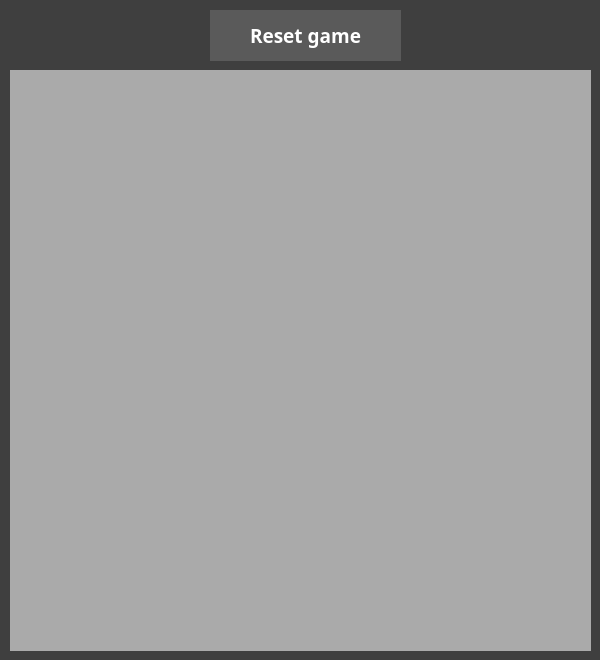
Before: the Qt Designer form Minesweeper/Minesweeper.ui in Brian0255/Minesweeper, drawn with Qt 5.
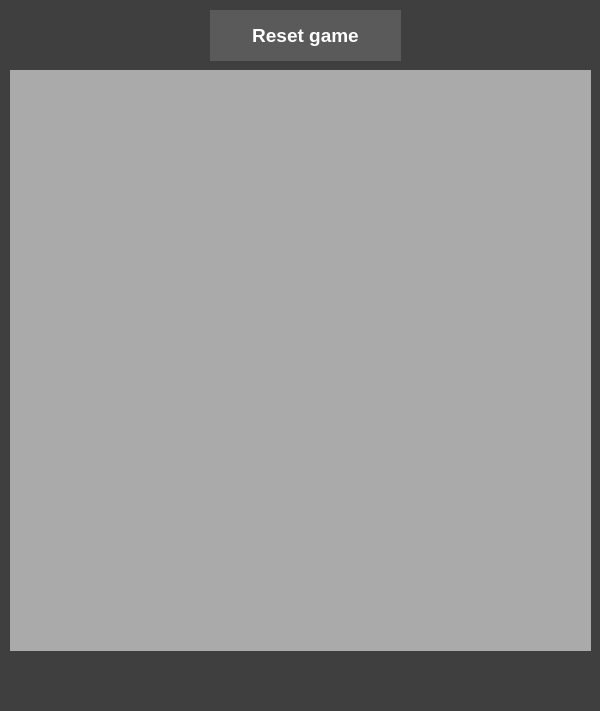
After: the same form once the commit is applied.

What changed in the file:
```diff
--- a/Minesweeper/Minesweeper.ui
+++ b/Minesweeper/Minesweeper.ui
@@ -7,7 +7,7 @@
     <x>0</x>
     <y>0</y>
     <width>600</width>
-    <height>660</height>
+    <height>711</height>
    </rect>
   </property>
   <property name="windowTitle">
@@ -75,7 +75,6 @@
     </property>
     <property name="font">
      <font>
-      <family>Segoe UI Semibold</family>
       <pointsize>14</pointsize>
       <bold>true</bold>
      </font>
@@ -89,6 +88,57 @@
      <string>Reset game</string>
     </property>
    </widget>
+   <widget class="QLabel" name="StatusLabel">
+    <property name="geometry">
+     <rect>
+      <x>130</x>
+      <y>660</y>
+      <width>341</width>
+      <height>41</height>
+     </rect>
+    </property>
+    <property name="font">
+     <font>
+      <family>Segoe UI Semibold</family>
+      <pointsize>14</pointsize>
+      <bold>true</bold>
+     </font>
+    </property>
+    <property name="styleSheet">
+     <string notr="true">color: rgb(255, 255, 255);</string>
+    </property>
+    <property name="text">
+     <string/>
+    </property>
+    <property name="alignment">
+     <set>Qt::AlignCenter</set>
+    </property>
+   </widget>
+   <widget class="QLabel" name="BombLabel">
+    <property name="geometry">
+     <rect>
+      <x>410</x>
+      <y>10</y>
+      <width>181</width>
+      <height>51</height>
+     </rect>
+    </property>
+    <property name="font">
+     <font>
+      <pointsize>14</pointsize>
+      <bold>true</bold>
+     </font>
+    </property>
+    <property name="styleSheet">
+     <string notr="true">color: rgb(255, 255, 255);</string>
+    </property>
+    <property name="text">
+     <string/>
+    </property>
+    <property name="alignment">
+     <set>Qt::AlignCenter</set>
+    </property>
+   </widget>
   </widget>
  </widget>
  <layoutdefault spacing="6" margin="11"/>
```
